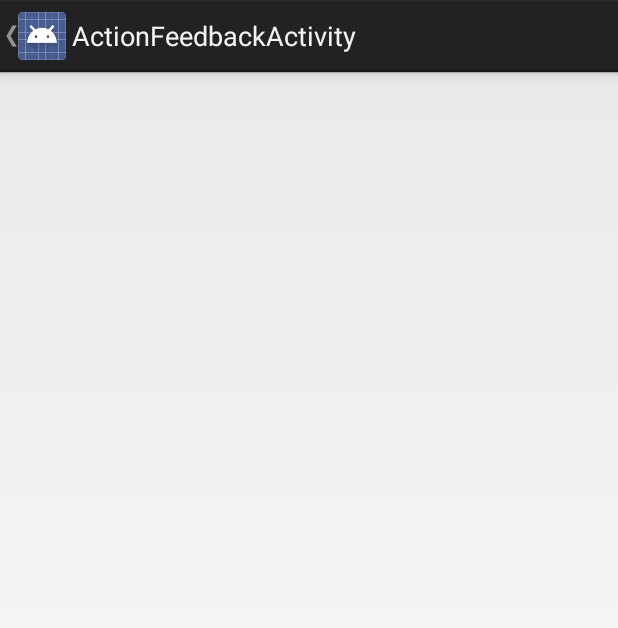
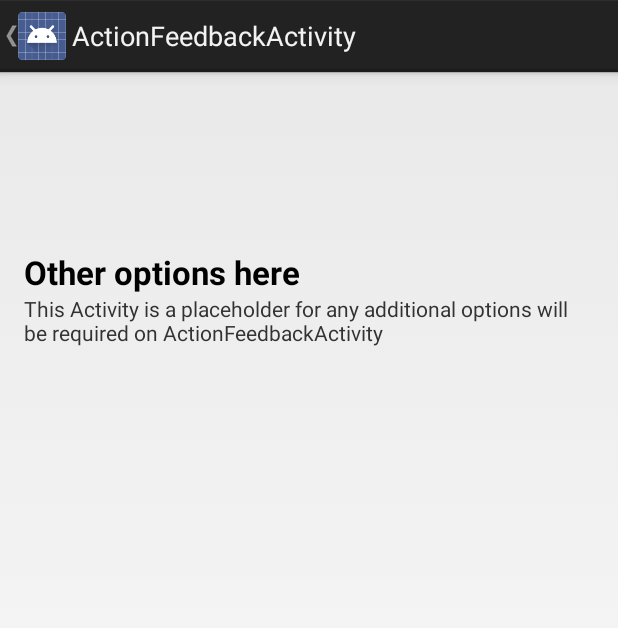
Before and after one commit to markhulia/MySQLTestSample, an Android app: the ActionFeedbackActivity screen opened directly, with no data from a screen before it, on a phone screen of 412 x 824 dp. Shown: the top 628 px of the screen. Run offline under Robolectric (Android 15) with nearby library versions, the phone set to English and light mode, and no system bars; 1 statement that could not run was skipped.

Commit message:
still a bug

```diff
--- a/app/src/main/java/com/example/mysqltest/JSONParser.java
+++ b/app/src/main/java/com/example/mysqltest/JSONParser.java
@@ -87,6 +87,7 @@ public class JSONParser {
             //chek how json looks
             Log.i("wats inside? ", "[" + json + "]");
             jObj = new JSONObject(json);
+
         } catch (JSONException e) {
             Log.e("JSON Parser", "Error parsing data " + e.toString());
         }
--- a/app/src/main/java/com/example/mysqltest/Login.java
+++ b/app/src/main/java/com/example/mysqltest/Login.java
@@ -83,6 +83,7 @@ public class Login extends Activity {
                 params.add(new BasicNameValuePair("password", password));
 
                 Log.d("request!", "starting");
+
                 // getting product details by making HTTP request
                 JSONObject json = jsonParser.makeHttpRequest(LOGIN_URL, "POST",
                         params);
--- a/app/src/main/res/layout/action_feedback.xml
+++ b/app/src/main/res/layout/action_feedback.xml
@@ -1,4 +1,4 @@
-<RelativeLayout xmlns:android="http://schemas.android.com/apk/res/android"
+<LinearLayout xmlns:android="http://schemas.android.com/apk/res/android"
     android:layout_width="match_parent"
     android:layout_height="match_parent"
     android:layout_margin="16dip"
@@ -15,6 +15,18 @@
         android:layout_width="wrap_content"
         android:layout_height="wrap_content"
         android:layout_marginTop="32dip" />
+    <TextView
+        android:layout_width="wrap_content"
+        android:layout_height="wrap_content"
+        android:text="Other options here"
+        android:textAppearance="@android:style/TextAppearance.Large"
+        android:textStyle="bold" />
+
+    <TextView
+        android:layout_width="wrap_content"
+        android:layout_height="wrap_content"
+        android:text="This Activity is a placeholder for any additional options will be required on ActionFeedbackActivity" />
 
 
-</RelativeLayout>
+
+</LinearLayout>
--- a/app/src/main/res/layout/confirmation_feedback.xml
+++ b/app/src/main/res/layout/confirmation_feedback.xml
@@ -8,15 +8,14 @@
     <TextView
         android:layout_width="wrap_content"
         android:layout_height="wrap_content"
-        android:text="Conversation History Here"
+        android:text="Other options here"
         android:textAppearance="@android:style/TextAppearance.Large"
         android:textStyle="bold" />
 
     <TextView
         android:layout_width="wrap_content"
         android:layout_height="wrap_content"
-        android:text="This Activity is a placeholder for a conversation's history. The app
-                      only demonstrates how to implement notifications and not an entire chat app." />
+        android:text="This Activity is a placeholder for any additional options will be required on OptionsFeedbackActivity" />
 
     <TextView
         android:id="@+id/reply"
```
Also changed, not shown: app/src/main/java/com/example/mysqltest/BackendMagic.java (added, +37 -0 lines), app/src/main/java/com/example/mysqltest/NotificationBuilder.java (+47 -27 lines), app/src/main/java/com/example/mysqltest/OptionFeedbackActivity.java (+8 -9 lines), app/src/main/java/com/example/mysqltest/getFirstRow.java (+12 -16 lines), 17 other files.
